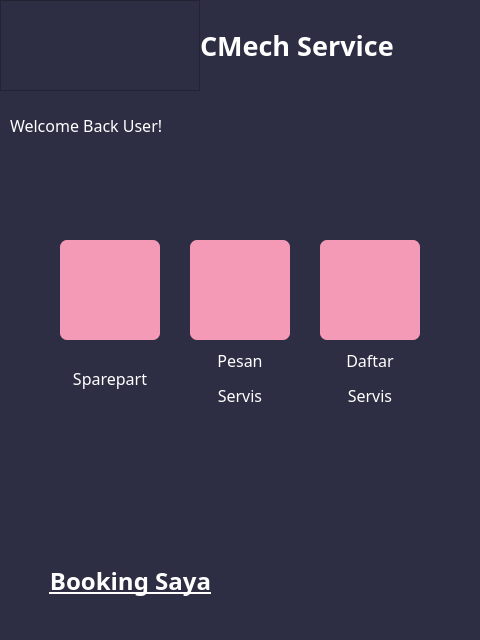
Above: file_ui/user_main_menu.ui from Ghazimuhammad/Reservasi-Bengkel before the change. Below: the same form after it.
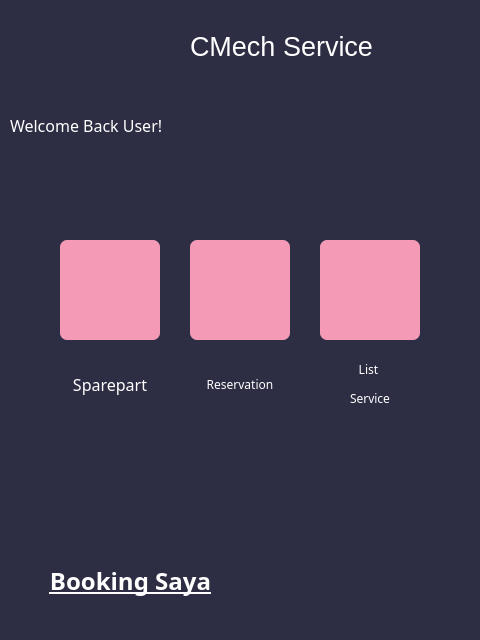
That is the form after the change. Icons and pictures are not drawn.

```diff
--- a/file_ui/user_main_menu.ui
+++ b/file_ui/user_main_menu.ui
@@ -17,70 +17,6 @@
    <string notr="true">background-color: #2D2E43;</string>
   </property>
   <widget class="QWidget" name="centralwidget">
-   <widget class="QWidget" name="gridLayoutWidget">
-    <property name="geometry">
-     <rect>
-      <x>0</x>
-      <y>0</y>
-      <width>451</width>
-      <height>91</height>
-     </rect>
-    </property>
-    <layout class="QGridLayout" name="gridLayout">
-     <property name="spacing">
-      <number>0</number>
-     </property>
-     <item row="0" column="1">
-      <widget class="QLabel" name="label">
-       <property name="font">
-        <font>
-         <family>Roboto Slab</family>
-         <pointsize>20</pointsize>
-         <weight>75</weight>
-         <bold>true</bold>
-        </font>
-       </property>
-       <property name="styleSheet">
-        <string notr="true">color: rgb(255, 255, 255);</string>
-       </property>
-       <property name="text">
-        <string>CMech Service</string>
-       </property>
-      </widget>
-     </item>
-     <item row="0" column="0">
-      <widget class="QFrame" name="frame">
-       <property name="enabled">
-        <bool>true</bool>
-       </property>
-       <property name="minimumSize">
-        <size>
-         <width>0</width>
-         <height>0</height>
-        </size>
-       </property>
-       <property name="maximumSize">
-        <size>
-         <width>200</width>
-         <height>999999</height>
-        </size>
-       </property>
-       <property name="styleSheet">
-        <string notr="true">image: url(:/Logo/image 2.png);</string>
-       </property>
-       <property name="frameShape">
-        <enum>QFrame::StyledPanel</enum>
-       </property>
-       <property name="frameShadow">
-        <enum>QFrame::Raised</enum>
-       </property>
-       <property name="lineWidth">
-        <number>10</number>
-       </property>
-      </widget>
-     </item>
-    </layout>
-   </widget>
    <widget class="QPushButton" name="pushButton">
     <property name="geometry">
      <rect>
@@ -158,7 +94,7 @@
       <x>40</x>
       <y>240</y>
       <width>401</width>
-      <height>177</height>
+      <height>189</height>
      </rect>
     </property>
     <layout class="QGridLayout" name="gridLayout_2">
@@ -239,7 +175,7 @@
           </font>
          </property>
          <property name="text">
-          <string>&lt;html&gt;&lt;head/&gt;&lt;body&gt;&lt;p&gt;&lt;span style=&quot; font-size:12pt; color:#ffffff;&quot;&gt;Pesan&lt;/span&gt;&lt;/p&gt;&lt;p&gt;&lt;span style=&quot; font-size:12pt; color:#ffffff;&quot;&gt;Servis&lt;/span&gt;&lt;/p&gt;&lt;/body&gt;&lt;/html&gt;</string>
+          <string>&lt;html&gt;&lt;head/&gt;&lt;body&gt;&lt;p&gt;&lt;span style=&quot; color:#ffffff;&quot;&gt;Reservation&lt;/span&gt;&lt;/p&gt;&lt;/body&gt;&lt;/html&gt;</string>
          </property>
          <property name="alignment">
           <set>Qt::AlignCenter</set>
@@ -405,7 +341,7 @@
           </font>
          </property>
          <property name="text">
-          <string>&lt;html&gt;&lt;head/&gt;&lt;body&gt;&lt;p&gt;&lt;span style=&quot; font-size:12pt; color:#ffffff;&quot;&gt;Daftar&lt;/span&gt;&lt;/p&gt;&lt;p&gt;&lt;span style=&quot; font-size:12pt; color:#ffffff;&quot;&gt;Servis&lt;/span&gt;&lt;/p&gt;&lt;/body&gt;&lt;/html&gt;</string>
+          <string>&lt;html&gt;&lt;head/&gt;&lt;body&gt;&lt;p&gt;&lt;span style=&quot; color:#ffffff;&quot;&gt;List &lt;/span&gt;&lt;/p&gt;&lt;p&gt;&lt;span style=&quot; color:#ffffff;&quot;&gt;Service&lt;/span&gt;&lt;/p&gt;&lt;/body&gt;&lt;/html&gt;</string>
          </property>
          <property name="alignment">
           <set>Qt::AlignCenter</set>
@@ -416,6 +352,32 @@
      </item>
     </layout>
    </widget>
+   <widget class="QLabel" name="label">
+    <property name="geometry">
+     <rect>
+      <x>190</x>
+      <y>6</y>
+      <width>281</width>
+      <height>81</height>
+     </rect>
+    </property>
+    <property name="text">
+     <string>&lt;html&gt;&lt;head/&gt;&lt;body&gt;&lt;p&gt;&lt;span style=&quot; font-size:20pt; color:#ffffff;&quot;&gt;CMech Service&lt;/span&gt;&lt;/p&gt;&lt;/body&gt;&lt;/html&gt;</string>
+    </property>
+   </widget>
+   <widget class="QLabel" name="label_5">
+    <property name="geometry">
+     <rect>
+      <x>10</x>
+      <y>6</y>
+      <width>171</width>
+      <height>81</height>
+     </rect>
+    </property>
+    <property name="text">
+     <string/>
+    </property>
+   </widget>
   </widget>
   <widget class="QStatusBar" name="statusbar"/>
  </widget>
```
